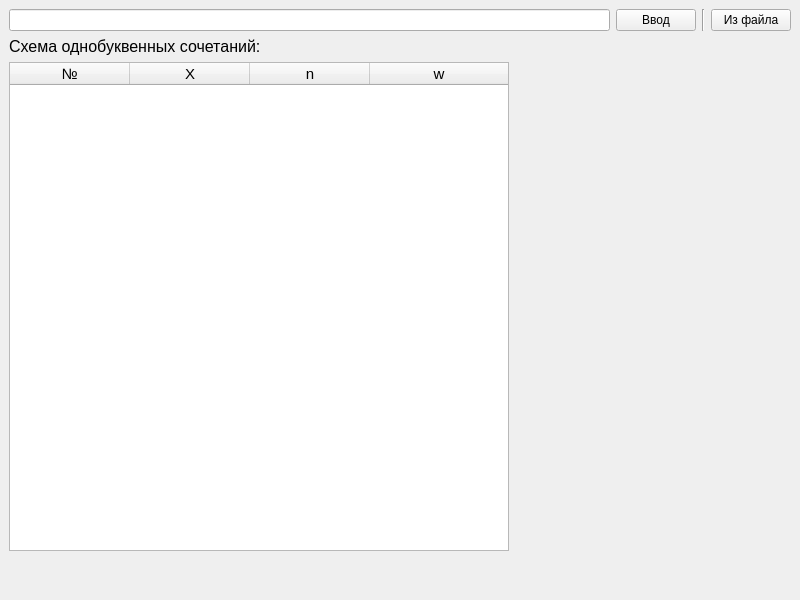
Above: 3 course/teor_kodirovaniya/lab_2/mainwindow.ui from Manerton/labs-se before the change. Below: the same form after it.
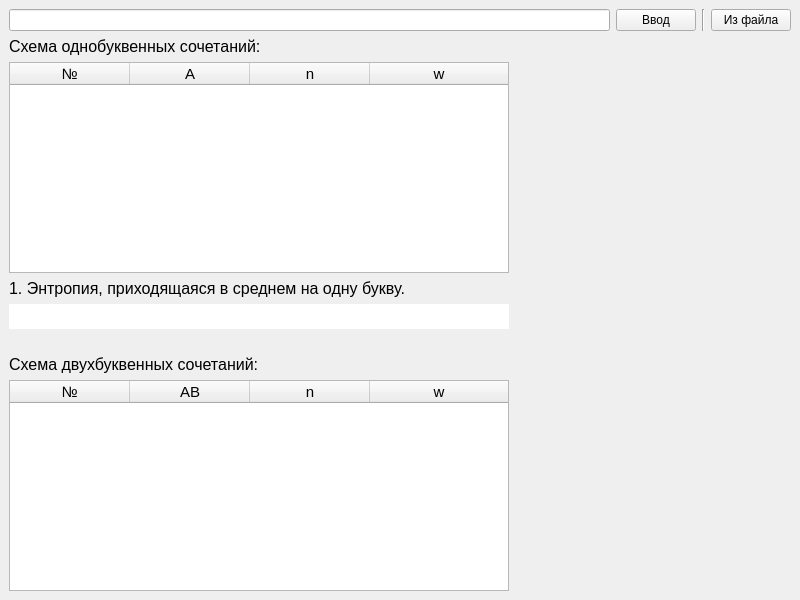
That is the form after the change. Icons and pictures are not drawn.

What changed in the file:
```diff
--- a/3 course/teor_kodirovaniya/lab_2/mainwindow.ui
+++ b/3 course/teor_kodirovaniya/lab_2/mainwindow.ui
@@ -14,22 +14,238 @@
    <string>Лабораторная №2. Обработка алфавита введенного сообщения. Катунин. С.</string>
   </property>
   <widget class="QWidget" name="centralwidget">
-   <layout class="QGridLayout" name="gridLayout_2">
-    <item row="4" column="0" colspan="4">
-     <spacer name="verticalSpacer">
-      <property name="orientation">
-       <enum>Qt::Vertical</enum>
+   <layout class="QGridLayout" name="gridLayout_2" rowstretch="0,0,0,0,0,0,0,0,0,0">
+    <item row="2" column="0">
+     <widget class="QTableWidget" name="tableWidget_single">
+      <property name="sizePolicy">
+       <sizepolicy hsizetype="Preferred" vsizetype="Expanding">
+        <horstretch>0</horstretch>
+        <verstretch>0</verstretch>
+       </sizepolicy>
       </property>
-      <property name="sizeType">
-       <enum>QSizePolicy::Preferred</enum>
+      <property name="maximumSize">
+       <size>
+        <width>500</width>
+        <height>16777215</height>
+       </size>
       </property>
-      <property name="sizeHint" stdset="0">
+      <property name="gridStyle">
+       <enum>Qt::SolidLine</enum>
+      </property>
+      <attribute name="horizontalHeaderVisible">
+       <bool>true</bool>
+      </attribute>
+      <attribute name="horizontalHeaderCascadingSectionResizes">
+       <bool>false</bool>
+      </attribute>
+      <attribute name="horizontalHeaderMinimumSectionSize">
+       <number>35</number>
+      </attribute>
+      <attribute name="horizontalHeaderDefaultSectionSize">
+       <number>120</number>
+      </attribute>
+      <attribute name="horizontalHeaderShowSortIndicator" stdset="0">
+       <bool>false</bool>
+      </attribute>
+      <attribute name="horizontalHeaderStretchLastSection">
+       <bool>true</bool>
+      </attribute>
+      <attribute name="verticalHeaderVisible">
+       <bool>false</bool>
+      </attribute>
+      <attribute name="verticalHeaderMinimumSectionSize">
+       <number>19</number>
+      </attribute>
+      <column>
+       <property name="text">
+        <string>№</string>
+       </property>
+       <property name="font">
+        <font>
+         <pointsize>11</pointsize>
+        </font>
+       </property>
+      </column>
+      <column>
+       <property name="text">
+        <string>A</string>
+       </property>
+       <property name="font">
+        <font>
+         <pointsize>11</pointsize>
+        </font>
+       </property>
+      </column>
+      <column>
+       <property name="text">
+        <string>n</string>
+       </property>
+       <property name="font">
+        <font>
+         <pointsize>11</pointsize>
+        </font>
+       </property>
+      </column>
+      <column>
+       <property name="text">
+        <string>w</string>
+       </property>
+       <property name="font">
+        <font>
+         <pointsize>11</pointsize>
+        </font>
+       </property>
+      </column>
+     </widget>
+    </item>
+    <item row="4" column="0">
+     <widget class="QLabel" name="label_singleEntropy">
+      <property name="text">
+       <string>&lt;html&gt;&lt;head/&gt;&lt;body&gt;&lt;p&gt;&lt;span style=&quot; font-size:12pt;&quot;&gt;1. Энтропия, приходящаяся в среднем на одну букву.&lt;/span&gt;&lt;/p&gt;&lt;/body&gt;&lt;/html&gt;</string>
+      </property>
+     </widget>
+    </item>
+    <item row="7" column="0">
+     <widget class="QLabel" name="label_schema2">
+      <property name="text">
+       <string>&lt;html&gt;&lt;head/&gt;&lt;body&gt;&lt;p&gt;&lt;span style=&quot; font-size:12pt;&quot;&gt;Схема двухбуквенных сочетаний:&lt;/span&gt;&lt;/p&gt;&lt;/body&gt;&lt;/html&gt;</string>
+      </property>
+     </widget>
+    </item>
+    <item row="0" column="0">
+     <widget class="QLineEdit" name="lineEdit_text"/>
+    </item>
+    <item row="5" column="0">
+     <widget class="QLineEdit" name="lineEdit_singleEntropy">
+      <property name="maximumSize">
        <size>
-        <width>20</width>
-        <height>40</height>
+        <width>500</width>
+        <height>16777215</height>
        </size>
       </property>
-     </spacer>
+      <property name="font">
+       <font>
+        <pointsize>12</pointsize>
+       </font>
+      </property>
+      <property name="frame">
+       <bool>false</bool>
+      </property>
+     </widget>
+    </item>
+    <item row="6" column="0">
+     <widget class="QLabel" name="singleEntropy_formula">
+      <property name="enabled">
+       <bool>true</bool>
+      </property>
+      <property name="maximumSize">
+       <size>
+        <width>500</width>
+        <height>500</height>
+       </size>
+      </property>
+      <property name="sizeIncrement">
+       <size>
+        <width>0</width>
+        <height>0</height>
+       </size>
+      </property>
+      <property name="text">
+       <string>&lt;html&gt;&lt;head/&gt;&lt;body&gt;&lt;p&gt;&lt;img src=&quot;:/1.gif&quot;/&gt;&lt;/p&gt;&lt;/body&gt;&lt;/html&gt;</string>
+      </property>
+      <property name="scaledContents">
+       <bool>false</bool>
+      </property>
+      <property name="alignment">
+       <set>Qt::AlignLeading|Qt::AlignLeft|Qt::AlignVCenter</set>
+      </property>
+      <property name="wordWrap">
+       <bool>false</bool>
+      </property>
+     </widget>
+    </item>
+    <item row="8" column="0">
+     <widget class="QTableWidget" name="tableWidget_double">
+      <property name="sizePolicy">
+       <sizepolicy hsizetype="Preferred" vsizetype="Expanding">
+        <horstretch>0</horstretch>
+        <verstretch>0</verstretch>
+       </sizepolicy>
+      </property>
+      <property name="maximumSize">
+       <size>
+        <width>500</width>
+        <height>16777215</height>
+       </size>
+      </property>
+      <property name="gridStyle">
+       <enum>Qt::SolidLine</enum>
+      </property>
+      <attribute name="horizontalHeaderVisible">
+       <bool>true</bool>
+      </attribute>
+      <attribute name="horizontalHeaderCascadingSectionResizes">
+       <bool>false</bool>
+      </attribute>
+      <attribute name="horizontalHeaderMinimumSectionSize">
+       <number>35</number>
+      </attribute>
+      <attribute name="horizontalHeaderDefaultSectionSize">
+       <number>120</number>
+      </attribute>
+      <attribute name="horizontalHeaderShowSortIndicator" stdset="0">
+       <bool>false</bool>
+      </attribute>
+      <attribute name="horizontalHeaderStretchLastSection">
+       <bool>true</bool>
+      </attribute>
+      <attribute name="verticalHeaderVisible">
+       <bool>false</bool>
+      </attribute>
+      <attribute name="verticalHeaderMinimumSectionSize">
+       <number>19</number>
+      </attribute>
+      <column>
+       <property name="text">
+        <string>№</string>
+       </property>
+       <property name="font">
+        <font>
+         <pointsize>11</pointsize>
+        </font>
+       </property>
+      </column>
+      <column>
+       <property name="text">
+        <string>AB</string>
+       </property>
+       <property name="font">
+        <font>
+         <pointsize>11</pointsize>
+        </font>
+       </property>
+      </column>
+      <column>
+       <property name="text">
+        <string>n</string>
+       </property>
+       <property name="font">
+        <font>
+         <pointsize>11</pointsize>
+        </font>
+       </property>
+      </column>
+      <column>
+       <property name="text">
+        <string>w</string>
+       </property>
+       <property name="font">
+        <font>
+         <pointsize>11</pointsize>
+        </font>
+       </property>
+      </column>
+     </widget>
     </item>
     <item row="0" column="3">
      <widget class="QPushButton" name="pushButton_fromFile">
@@ -38,16 +254,6 @@
       </property>
      </widget>
     </item>
-    <item row="0" column="0">
-     <widget class="QLineEdit" name="lineEdit_text"/>
-    </item>
-    <item row="0" column="2">
-     <widget class="Line" name="line">
-      <property name="orientation">
-       <enum>Qt::Vertical</enum>
-      </property>
-     </widget>
-    </item>
     <item row="0" column="1">
      <widget class="QPushButton" name="pushButton_finishText">
       <property name="text">
@@ -56,7 +262,7 @@
      </widget>
     </item>
     <item row="1" column="0" colspan="2">
-     <widget class="QLabel" name="label">
+     <widget class="QLabel" name="label_schema1">
       <property name="minimumSize">
        <size>
         <width>405</width>
@@ -79,87 +285,11 @@
       </property>
      </widget>
     </item>
-    <item row="2" column="0">
-     <widget class="QTableWidget" name="tableWidget_single">
-      <property name="sizePolicy">
-       <sizepolicy hsizetype="Preferred" vsizetype="Expanding">
-        <horstretch>0</horstretch>
-        <verstretch>0</verstretch>
-       </sizepolicy>
+    <item row="0" column="2">
+     <widget class="Line" name="line">
+      <property name="orientation">
+       <enum>Qt::Vertical</enum>
       </property>
-      <property name="maximumSize">
-       <size>
-        <width>500</width>
-        <height>16777215</height>
-       </size>
-      </property>
-      <property name="gridStyle">
-       <enum>Qt::SolidLine</enum>
-      </property>
-      <attribute name="horizontalHeaderVisible">
-       <bool>true</bool>
-      </attribute>
-      <attribute name="horizontalHeaderCascadingSectionResizes">
-       <bool>false</bool>
-      </attribute>
-      <attribute name="horizontalHeaderMinimumSectionSize">
-       <number>35</number>
-      </attribute>
-      <attribute name="horizontalHeaderDefaultSectionSize">
-       <number>120</number>
-      </attribute>
-      <attribute name="horizontalHeaderShowSortIndicator" stdset="0">
-       <bool>false</bool>
-      </attribute>
-      <attribute name="horizontalHeaderStretchLastSection">
-       <bool>true</bool>
-      </attribute>
-      <attribute name="verticalHeaderVisible">
-       <bool>false</bool>
-      </attribute>
-      <attribute name="verticalHeaderMinimumSectionSize">
-       <number>19</number>
-      </attribute>
-      <column>
-       <property name="text">
-        <string>№</string>
-       </property>
-       <property name="font">
-        <font>
-         <pointsize>11</pointsize>
-        </font>
-       </property>
-      </column>
-      <column>
-       <property name="text">
-        <string>X</string>
-       </property>
-       <property name="font">
-        <font>
-         <pointsize>11</pointsize>
-        </font>
-       </property>
-      </column>
-      <column>
-       <property name="text">
-        <string>n</string>
-       </property>
-       <property name="font">
-        <font>
-         <pointsize>11</pointsize>
-        </font>
-       </property>
-      </column>
-      <column>
-       <property name="text">
-        <string>w</string>
-       </property>
-       <property name="font">
-        <font>
-         <pointsize>11</pointsize>
-        </font>
-       </property>
-      </column>
      </widget>
     </item>
    </layout>
```
